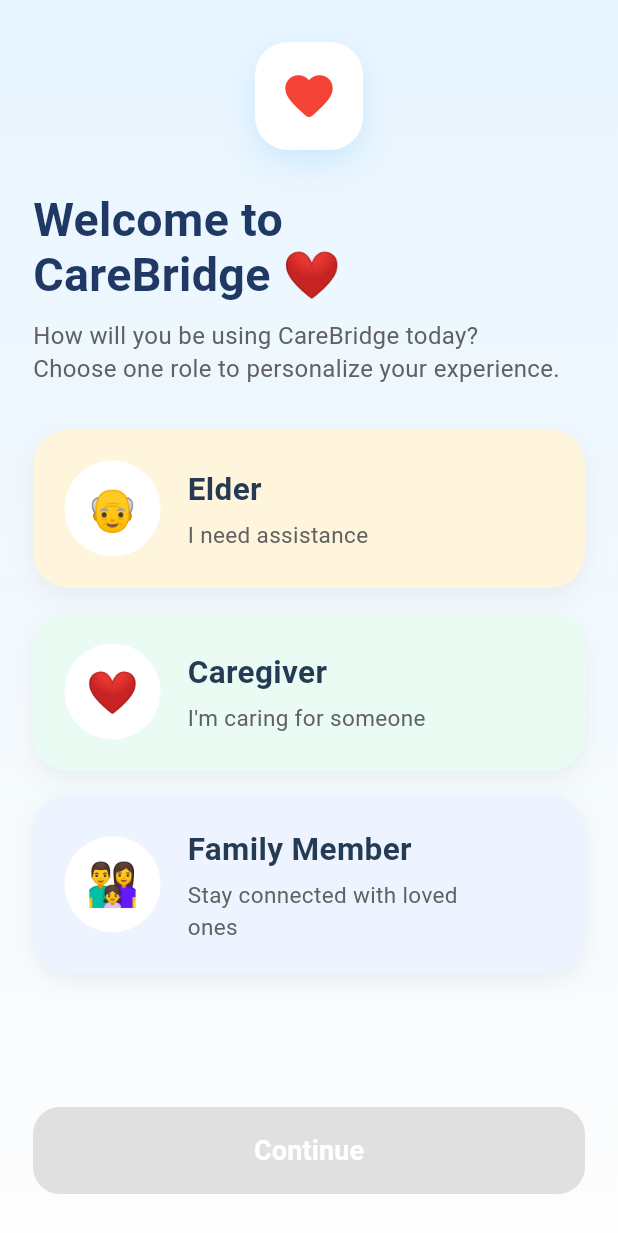
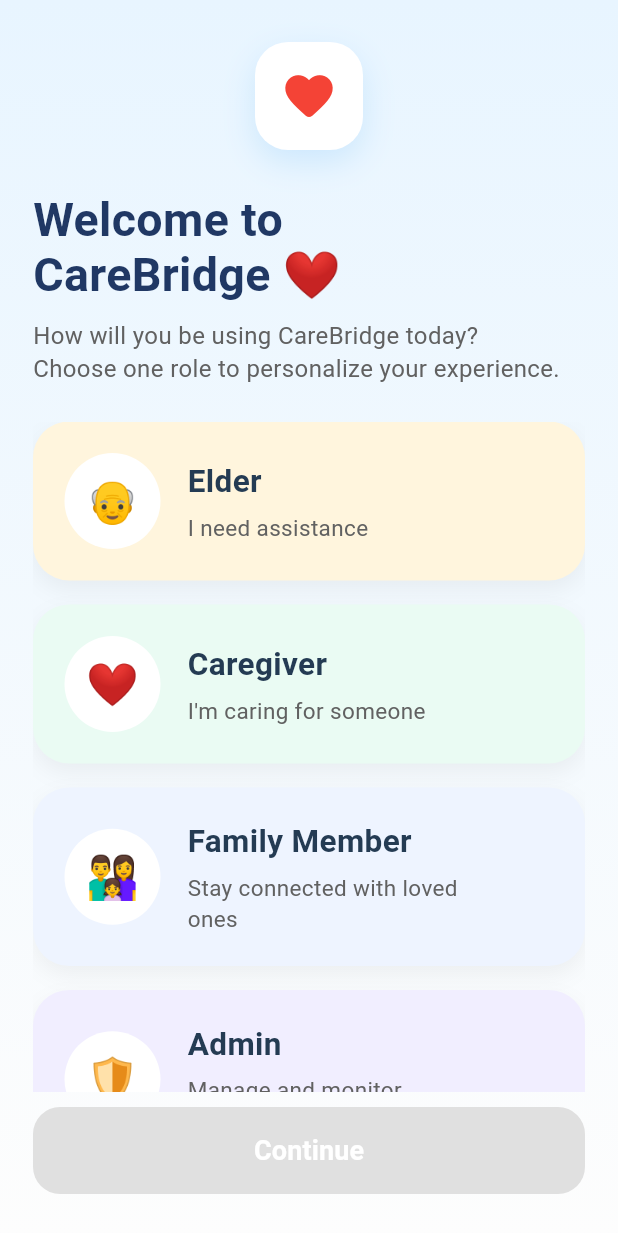
Before and after one commit to arifaup111-dotcom/CareBridge, a Flutter app: the RoleSelectionScreen screen opened directly, on a phone screen of 412 x 824 dp. Shown: the top 1233 px of the screen. Run offline on Flutter 3.47's test engine with Material 3 defaults, Android fonts, the phone set to English and light mode, and no system bars; our stand-ins replace cloud_firestore, firebase_ai, firebase_auth, firebase_core, flutter_tts, image_picker and 1 more; missing offline and left inert: firebase_app_check; accounts and stored records are empty.

Commit message:
Configure Firebase admin authentication and Firestore

```diff
--- a/lib/screens/role_selection_screen.dart
+++ b/lib/screens/role_selection_screen.dart
@@ -1,6 +1,7 @@
 import 'package:flutter/material.dart';
 
 import 'login_screen.dart';
+import 'admin_login_screen.dart';
 
 class RoleSelectionScreen extends StatefulWidget {
   const RoleSelectionScreen({super.key});
@@ -21,12 +22,18 @@ class _RoleSelectionScreenState extends State<RoleSelectionScreen> {
           gradient: LinearGradient(
             begin: Alignment.topCenter,
             end: Alignment.bottomCenter,
-            colors: [Color(0xFFE8F5FF), Color(0xFFFDFDFD)],
+            colors: [
+              Color(0xFFE8F5FF),
+              Color(0xFFFDFDFD),
+            ],
           ),
         ),
         child: SafeArea(
           child: Padding(
-            padding: const EdgeInsets.symmetric(horizontal: 22, vertical: 18),
+            padding: const EdgeInsets.symmetric(
+              horizontal: 22,
+              vertical: 18,
+            ),
             child: Column(
               crossAxisAlignment: CrossAxisAlignment.start,
               children: [
@@ -88,8 +95,15 @@ class _RoleSelectionScreenState extends State<RoleSelectionScreen> {
                   ),
                 ),
 
-                const SizedBox(height: 30),
+                const SizedBox(height: 25),
 
+                // ------------------------------------------------
+                // ROLE CARDS
+                // ------------------------------------------------
+                Expanded(
+                  child: SingleChildScrollView(
+                    child: Column(
+                      children: [
                         // ------------------------------------------------
                         // ELDER
                         // ------------------------------------------------
@@ -124,7 +138,25 @@ class _RoleSelectionScreenState extends State<RoleSelectionScreen> {
                           color: const Color(0xFFEEF4FF),
                         ),
 
-                const Spacer(),
+                        const SizedBox(height: 16),
+
+                        // ------------------------------------------------
+                        // ADMIN
+                        // ------------------------------------------------
+                        buildRoleCard(
+                          emoji: "🛡️",
+                          title: "Admin",
+                          subtitle: "Manage and monitor CareBridge",
+                          color: const Color(0xFFF1EEFF),
+                        ),
+
+                        const SizedBox(height: 10),
+                      ],
+                    ),
+                  ),
+                ),
+
+                const SizedBox(height: 10),
 
                 // ------------------------------------------------
                 // CONTINUE BUTTON
@@ -192,7 +224,9 @@ class _RoleSelectionScreenState extends State<RoleSelectionScreen> {
           color: color,
           borderRadius: BorderRadius.circular(24),
           border: Border.all(
-            color: isSelected ? const Color(0xFF4F8EF7) : Colors.transparent,
+            color: isSelected
+                ? const Color(0xFF4F8EF7)
+                : Colors.transparent,
             width: 3,
           ),
           boxShadow: [
@@ -209,7 +243,10 @@ class _RoleSelectionScreenState extends State<RoleSelectionScreen> {
             CircleAvatar(
               radius: 32,
               backgroundColor: Colors.white,
-              child: Text(emoji, style: const TextStyle(fontSize: 28)),
+              child: Text(
+                emoji,
+                style: const TextStyle(fontSize: 28),
+              ),
             ),
 
             const SizedBox(width: 18),
@@ -232,7 +269,10 @@ class _RoleSelectionScreenState extends State<RoleSelectionScreen> {
 
                   Text(
                     subtitle,
-                    style: TextStyle(color: Colors.grey.shade700, fontSize: 15),
+                    style: TextStyle(
+                      color: Colors.grey.shade700,
+                      fontSize: 15,
+                    ),
                   ),
                 ],
               ),
@@ -273,17 +313,19 @@ class _RoleSelectionScreenState extends State<RoleSelectionScreen> {
   // ==============================================================
 
   void _continueToSelectedRole() {
-    if (selectedRole == "Elder") {
-      // Elder → Elder Dashboard
+    if (selectedRole == "Admin") {
       Navigator.push(
         context,
-        MaterialPageRoute(builder: (context) => const LoginScreen()),
+        MaterialPageRoute(
+          builder: (context) => const AdminLoginScreen(),
+        ),
       );
     } else {
-      // Caregiver / Family Member → Login
       Navigator.push(
         context,
-        MaterialPageRoute(builder: (context) => const LoginScreen()),
+        MaterialPageRoute(
+          builder: (context) => const LoginScreen(),
+        ),
       );
     }
   }
```
Also changed, not shown: lib/screens/admin_login_screen.dart (+26 -3 lines), firebase.json, lib/firebase_options.dart, 1 other file. Lines whose indentation alone changed are shown as unchanged.
